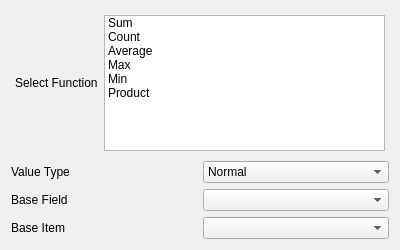
First picture: the form in sheets/dialogs/pivotoptions.ui, repository KDE/calligra, before the edit.
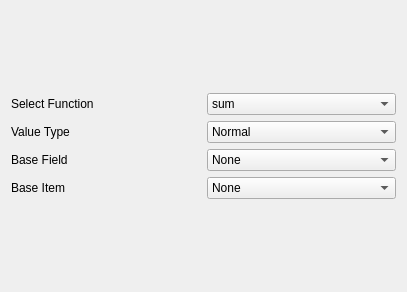
Second picture: the form after the edit.

The edit to the form file:
```diff
--- a/sheets/dialogs/pivotoptions.ui
+++ b/sheets/dialogs/pivotoptions.ui
@@ -6,8 +6,8 @@
    <rect>
     <x>0</x>
     <y>0</y>
-    <width>400</width>
-    <height>250</height>
+    <width>407</width>
+    <height>292</height>
    </rect>
   </property>
   <property name="windowTitle">
@@ -15,10 +15,7 @@
   </property>
   <layout class="QGridLayout" name="gridLayout">
    <item row="0" column="0">
-    <layout class="QHBoxLayout" name="horizontalLayout_3">
-     <property name="margin">
-      <number>4</number>
-     </property>
+    <layout class="QVBoxLayout" name="verticalLayout_2">
      <item>
       <widget class="QLabel" name="label">
        <property name="text">
@@ -27,44 +24,6 @@
       </widget>
      </item>
      <item>
-      <widget class="QListWidget" name="SelectFunction">
-       <item>
-        <property name="text">
-         <string>Sum</string>
-        </property>
-       </item>
-       <item>
-        <property name="text">
-         <string>Count</string>
-        </property>
-       </item>
-       <item>
-        <property name="text">
-         <string>Average</string>
-        </property>
-       </item>
-       <item>
-        <property name="text">
-         <string>Max</string>
-        </property>
-       </item>
-       <item>
-        <property name="text">
-         <string>Min</string>
-        </property>
-       </item>
-       <item>
-        <property name="text">
-         <string>Product</string>
-        </property>
-       </item>
-      </widget>
-     </item>
-    </layout>
-   </item>
-   <item row="1" column="0">
-    <layout class="QHBoxLayout" name="horizontalLayout">
-     <item>
       <widget class="QLabel" name="label_2">
        <property name="text">
         <string>Value Type</string>
@@ -72,6 +31,53 @@
       </widget>
      </item>
      <item>
+      <widget class="QLabel" name="label_3">
+       <property name="text">
+        <string>Base Field</string>
+       </property>
+      </widget>
+     </item>
+     <item>
+      <widget class="QLabel" name="label_4">
+       <property name="text">
+        <string>Base Item</string>
+       </property>
+      </widget>
+     </item>
+    </layout>
+   </item>
+   <item row="0" column="1">
+    <layout class="QVBoxLayout" name="verticalLayout">
+     <item>
+      <widget class="QComboBox" name="SelectFunction">
+       <item>
+        <property name="text">
+         <string>sum</string>
+        </property>
+       </item>
+       <item>
+        <property name="text">
+         <string>average</string>
+        </property>
+       </item>
+       <item>
+        <property name="text">
+         <string>count</string>
+        </property>
+       </item>
+       <item>
+        <property name="text">
+         <string>max</string>
+        </property>
+       </item>
+       <item>
+        <property name="text">
+         <string>min</string>
+        </property>
+       </item>
+      </widget>
+     </item>
+     <item>
       <widget class="QComboBox" name="ValueType">
        <item>
         <property name="text">
@@ -110,38 +116,29 @@
        </item>
       </widget>
      </item>
-    </layout>
-   </item>
-   <item row="2" column="0">
-    <layout class="QHBoxLayout" name="horizontalLayout_2">
      <item>
-      <widget class="QLabel" name="label_3">
-       <property name="text">
-        <string>Base Field</string>
-       </property>
+      <widget class="QComboBox" name="BaseField">
+       <item>
+        <property name="text">
+         <string>None</string>
+        </property>
+       </item>
       </widget>
      </item>
      <item>
-      <widget class="QComboBox" name="BaseField"/>
-     </item>
-    </layout>
-   </item>
-   <item row="3" column="0">
-    <layout class="QHBoxLayout" name="horizontalLayout_4">
-     <item>
-      <widget class="QLabel" name="label_4">
-       <property name="text">
-        <string>Base Item</string>
-       </property>
+      <widget class="QComboBox" name="BaseItem">
+       <item>
+        <property name="text">
+         <string>None</string>
+        </property>
+       </item>
       </widget>
      </item>
-     <item>
-      <widget class="QComboBox" name="BaseItem"/>
-     </item>
     </layout>
    </item>
   </layout>
  </widget>
+ <layoutdefault spacing="6" margin="11"/>
  <resources/>
  <connections/>
 </ui>
```
Left out of the diff: 23 changed lines with no effect on the pictures.
